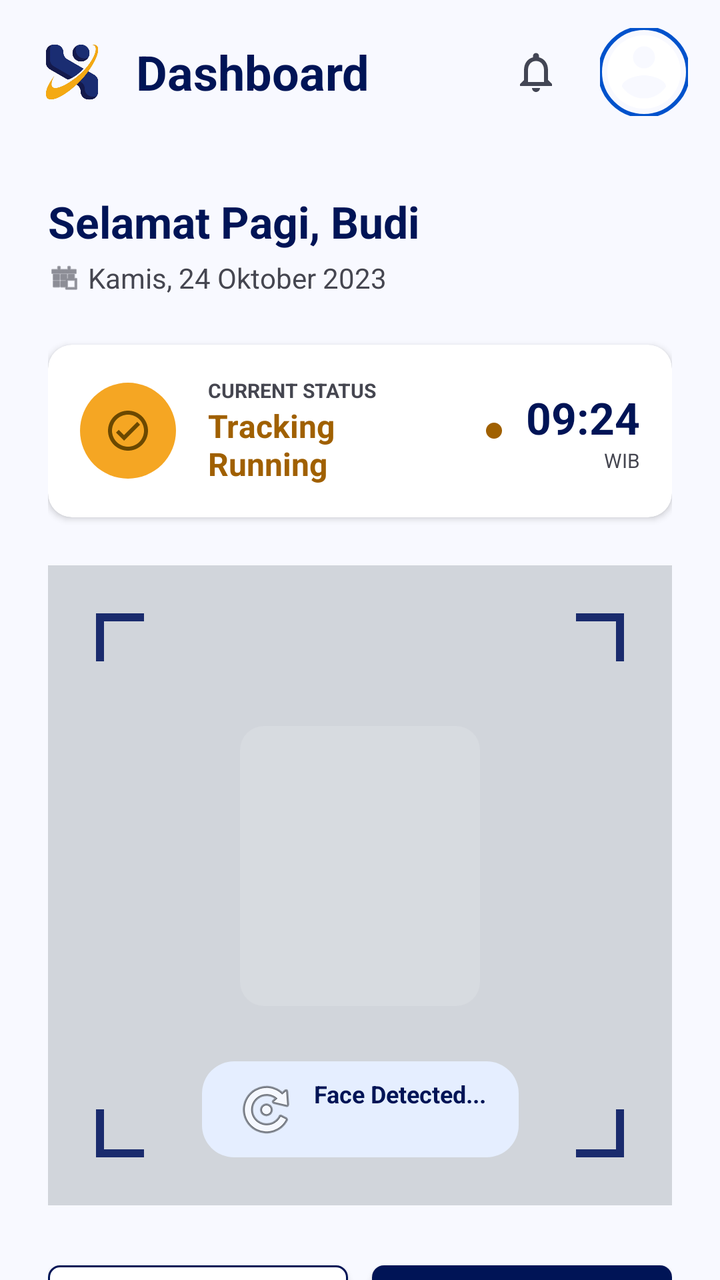
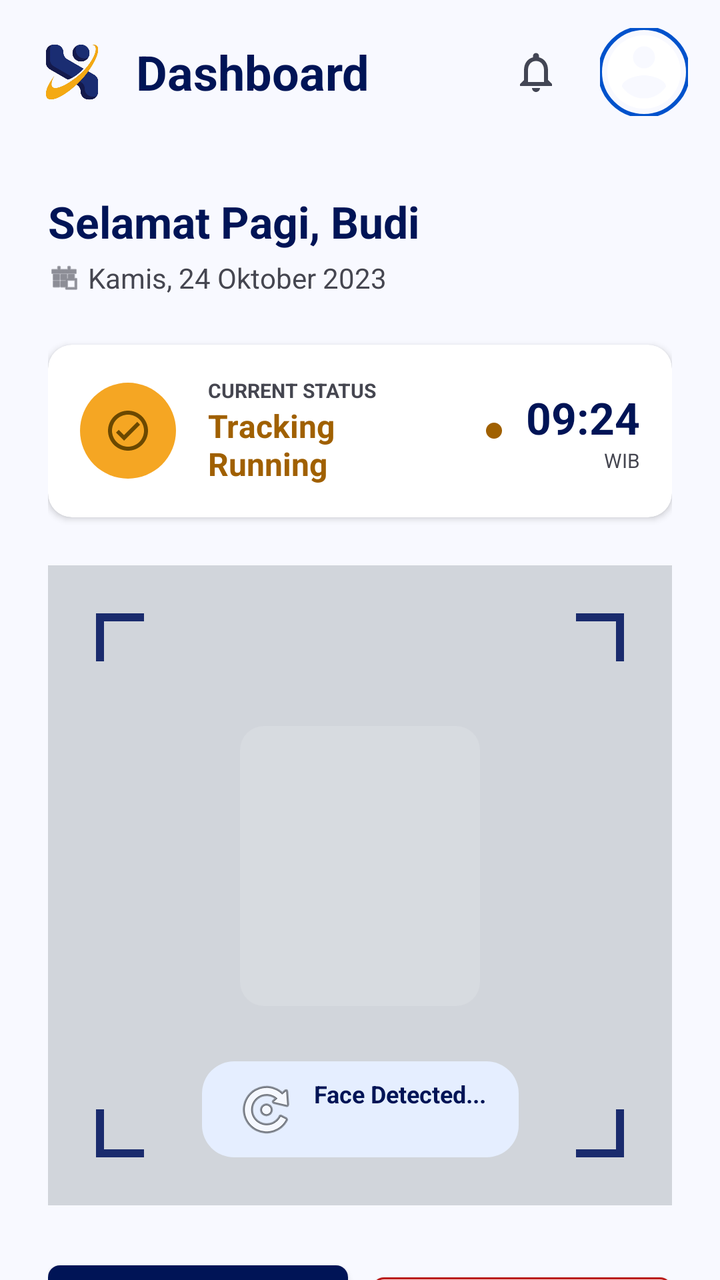

An Android layout rendered at two revisions. The XML below is the earlier revision; the diff shows what the commit changed to produce the second picture.
<!-- AndroidManifest.xml: application theme Theme.JavaTraining -->
<!-- res/layout/fragment_home.xml -->
<?xml version="1.0" encoding="utf-8"?>
<LinearLayout xmlns:android="http://schemas.android.com/apk/res/android"
    xmlns:app="http://schemas.android.com/apk/res-auto"
    android:layout_width="match_parent"
    android:layout_height="match_parent"
    android:orientation="vertical"
    android:background="@color/html_background"
    android:fitsSystemWindows="true">

    
    <com.google.android.material.appbar.AppBarLayout
        android:layout_width="match_parent"
        android:layout_height="wrap_content"
        android:background="@android:color/transparent"
        app:elevation="0dp">

        
        <androidx.constraintlayout.widget.ConstraintLayout
            android:layout_width="match_parent"
            android:layout_height="72dp"
            android:paddingHorizontal="16dp">

            <LinearLayout
                android:layout_width="wrap_content"
                android:layout_height="wrap_content"
                android:gravity="center_vertical"
                android:orientation="horizontal"
                app:layout_constraintBottom_toBottomOf="parent"
                app:layout_constraintStart_toStartOf="parent"
                app:layout_constraintTop_toTopOf="parent">

                <ImageView
                    android:layout_width="40dp"
                    android:layout_height="40dp"
                    android:layout_marginEnd="12dp"
                    android:src="@drawable/logo_face_recognition" />

                <TextView
                    android:layout_width="wrap_content"
                    android:layout_height="wrap_content"
                    android:text="Dashboard"
                    android:textColor="@color/html_primary"
                    android:textSize="24sp"
                    android:textStyle="bold" />
            </LinearLayout>

            <LinearLayout
                android:layout_width="wrap_content"
                android:layout_height="wrap_content"
                android:gravity="center_vertical"
                android:orientation="horizontal"
                app:layout_constraintBottom_toBottomOf="parent"
                app:layout_constraintEnd_toEndOf="parent"
                app:layout_constraintTop_toTopOf="parent">

                <ImageButton
                    android:layout_width="48dp"
                    android:layout_height="48dp"
                    android:layout_marginEnd="8dp"
                    android:background="?attr/selectableItemBackgroundBorderless"
                    android:src="@drawable/ic_notifications"
                    app:tint="@color/html_on_surface_variant_new" />

                <com.google.android.material.imageview.ShapeableImageView
                    android:layout_width="44dp"
                    android:layout_height="44dp"
                    android:clickable="true"
                    android:focusable="true"
                    android:foreground="?attr/selectableItemBackgroundBorderless"
                    android:scaleType="centerCrop"
                    android:src="@drawable/ic_avatar"
                    app:shapeAppearanceOverlay="@style/ShapeAppearance.Material3.Corner.Full"
                    app:strokeColor="@color/html_primary_container_new"
                    app:strokeWidth="2dp" />
            </LinearLayout>
        </androidx.constraintlayout.widget.ConstraintLayout>

    </com.google.android.material.appbar.AppBarLayout>

    <androidx.core.widget.NestedScrollView
        android:layout_width="match_parent"
        android:layout_height="0dp"
        android:layout_weight="1"
        android:paddingBottom="80dp"
        android:clipToPadding="false"
        android:fillViewport="true">

        <LinearLayout
            android:layout_width="match_parent"
            android:layout_height="wrap_content"
            android:orientation="vertical"
            android:paddingStart="24dp"
            android:paddingEnd="24dp"
            android:paddingTop="24dp"
            android:paddingBottom="24dp">

            
            <LinearLayout
                android:layout_width="match_parent"
                android:layout_height="wrap_content"
                android:orientation="vertical"
                android:layout_marginBottom="24dp">

                <TextView
                    android:layout_width="wrap_content"
                    android:layout_height="wrap_content"
                    android:text="Selamat Pagi, Budi"
                    android:textColor="@color/html_primary"
                    android:textSize="22sp"
                    android:textStyle="bold" />

                <LinearLayout
                    android:layout_width="wrap_content"
                    android:layout_height="wrap_content"
                    android:orientation="horizontal"
                    android:gravity="center_vertical"
                    android:layout_marginTop="4dp">

                    <ImageView
                        android:layout_width="16dp"
                        android:layout_height="16dp"
                        android:src="@android:drawable/ic_menu_today"
                        app:tint="@color/html_on_surface_variant" />

                    <TextView
                        android:id="@+id/tvDate"
                        android:layout_width="wrap_content"
                        android:layout_height="wrap_content"
                        android:layout_marginStart="4dp"
                        android:text="Kamis, 24 Oktober 2023"
                        android:textColor="@color/html_on_surface_variant"
                        android:textSize="14sp" />
                </LinearLayout>
            </LinearLayout>

            
            <com.google.android.material.card.MaterialCardView
                android:layout_width="match_parent"
                android:layout_height="wrap_content"
                android:layout_marginBottom="24dp"
                app:cardBackgroundColor="@color/html_surface_container_lowest"
                app:cardCornerRadius="12dp"
                app:cardElevation="2dp">

                <RelativeLayout
                    android:layout_width="match_parent"
                    android:layout_height="wrap_content"
                    android:padding="16dp">

                    <FrameLayout
                        android:id="@+id/iconStatus"
                        android:layout_width="48dp"
                        android:layout_height="48dp"
                        android:background="@drawable/bg_avatar_circle"
                        android:backgroundTint="#F5A623"
                        android:layout_centerVertical="true">

                        <ImageView
                            android:layout_width="24dp"
                            android:layout_height="24dp"
                            android:layout_gravity="center"
                            android:src="@drawable/ic_check_circle_outline"
                            app:tint="@color/html_on_secondary_container" />
                    </FrameLayout>

                    <LinearLayout
                        android:layout_width="wrap_content"
                        android:layout_height="wrap_content"
                        android:orientation="vertical"
                        android:layout_toEndOf="@id/iconStatus"
                        android:layout_marginStart="16dp"
                        android:layout_centerVertical="true">

                        <TextView
                            android:layout_width="wrap_content"
                            android:layout_height="wrap_content"
                            android:text="CURRENT STATUS"
                            android:textColor="@color/html_on_surface_variant"
                            android:textSize="10sp"
                            android:textStyle="bold" />

                        <TextView
                            android:layout_width="wrap_content"
                            android:layout_height="wrap_content"
                            android:text="Tracking\nRunning"
                            android:textColor="#A06000"
                            android:textSize="16sp"
                            android:textStyle="bold" />
                    </LinearLayout>

                    
                    <View
                        android:layout_width="8dp"
                        android:layout_height="8dp"
                        android:layout_toStartOf="@id/timeLayout"
                        android:layout_marginEnd="12dp"
                        android:layout_centerVertical="true"
                        android:background="@drawable/bg_avatar_circle"
                        android:backgroundTint="#A06000" />

                    <LinearLayout
                        android:id="@+id/timeLayout"
                        android:layout_width="wrap_content"
                        android:layout_height="wrap_content"
                        android:orientation="vertical"
                        android:layout_alignParentEnd="true"
                        android:layout_centerVertical="true"
                        android:gravity="end">

                        <TextView
                            android:id="@+id/tvLiveTime"
                            android:layout_width="wrap_content"
                            android:layout_height="wrap_content"
                            android:text="09:24"
                            android:textColor="@color/html_primary"
                            android:textSize="22sp"
                            android:textStyle="bold" />

                        <TextView
                            android:layout_width="wrap_content"
                            android:layout_height="wrap_content"
                            android:text="WIB"
                            android:textColor="@color/html_on_surface_variant"
                            android:textSize="10sp" />
                    </LinearLayout>

                </RelativeLayout>
            </com.google.android.material.card.MaterialCardView>

            
            <androidx.constraintlayout.widget.ConstraintLayout
                android:layout_width="match_parent"
                android:layout_height="320dp"
                android:background="#D1D5DB"
                android:layout_marginBottom="24dp">

                
                <View
                    android:layout_width="120dp"
                    android:layout_height="140dp"
                    app:layout_constraintTop_toTopOf="parent"
                    app:layout_constraintBottom_toBottomOf="parent"
                    app:layout_constraintStart_toStartOf="parent"
                    app:layout_constraintEnd_toEndOf="parent"
                    android:background="@drawable/bg_input_rounded"
                    android:backgroundTint="#22FFFFFF"
                    android:layout_marginTop="-20dp" />

                
                <View
                    android:layout_width="24dp"
                    android:layout_height="4dp"
                    android:background="@color/html_primary_container"
                    app:layout_constraintTop_toTopOf="parent"
                    app:layout_constraintStart_toStartOf="parent"
                    android:layout_margin="24dp" />
                <View
                    android:layout_width="4dp"
                    android:layout_height="24dp"
                    android:background="@color/html_primary_container"
                    app:layout_constraintTop_toTopOf="parent"
                    app:layout_constraintStart_toStartOf="parent"
                    android:layout_margin="24dp" />

                
                <View
                    android:layout_width="24dp"
                    android:layout_height="4dp"
                    android:background="@color/html_primary_container"
                    app:layout_constraintTop_toTopOf="parent"
                    app:layout_constraintEnd_toEndOf="parent"
                    android:layout_margin="24dp" />
                <View
                    android:layout_width="4dp"
                    android:layout_height="24dp"
                    android:background="@color/html_primary_container"
                    app:layout_constraintTop_toTopOf="parent"
                    app:layout_constraintEnd_toEndOf="parent"
                    android:layout_margin="24dp" />

                
                <View
                    android:layout_width="24dp"
                    android:layout_height="4dp"
                    android:background="@color/html_primary_container"
                    app:layout_constraintBottom_toBottomOf="parent"
                    app:layout_constraintStart_toStartOf="parent"
                    android:layout_margin="24dp" />
                <View
                    android:layout_width="4dp"
                    android:layout_height="24dp"
                    android:background="@color/html_primary_container"
                    app:layout_constraintBottom_toBottomOf="parent"
                    app:layout_constraintStart_toStartOf="parent"
                    android:layout_margin="24dp" />

                
                <View
                    android:layout_width="24dp"
                    android:layout_height="4dp"
                    android:background="@color/html_primary_container"
                    app:layout_constraintBottom_toBottomOf="parent"
                    app:layout_constraintEnd_toEndOf="parent"
                    android:layout_margin="24dp" />
                <View
                    android:layout_width="4dp"
                    android:layout_height="24dp"
                    android:background="@color/html_primary_container"
                    app:layout_constraintBottom_toBottomOf="parent"
                    app:layout_constraintEnd_toEndOf="parent"
                    android:layout_margin="24dp" />

                
                <TextView
                    android:layout_width="wrap_content"
                    android:layout_height="wrap_content"
                    android:text="Face Detected..."
                    android:textColor="@color/html_primary"
                    android:background="@drawable/bg_badge"
                    android:backgroundTint="#E5EEFF"
                    android:paddingHorizontal="16dp"
                    android:paddingVertical="8dp"
                    app:layout_constraintBottom_toBottomOf="parent"
                    app:layout_constraintStart_toStartOf="parent"
                    app:layout_constraintEnd_toEndOf="parent"
                    android:layout_marginBottom="24dp"
                    android:textStyle="bold"
                    android:textSize="12sp"
                    app:drawableStartCompat="@android:drawable/ic_menu_rotate"
                    android:drawablePadding="8dp" />

            </androidx.constraintlayout.widget.ConstraintLayout>

        
        <LinearLayout
            android:layout_width="match_parent"
            android:layout_height="wrap_content"
            android:orientation="horizontal"
            android:weightSum="2"
            android:layout_marginBottom="24dp">

            <com.google.android.material.button.MaterialButton
                android:layout_width="0dp"
                android:layout_height="54dp"
                android:layout_weight="1"
                android:layout_marginEnd="6dp"
                android:text="Start Break"
                android:textColor="@color/html_primary"
                android:textAllCaps="false"
                android:textSize="14sp"
                android:textStyle="bold"
                app:backgroundTint="@color/html_surface_container_lowest"
                app:strokeColor="@color/html_primary"
                app:strokeWidth="1dp"
                app:cornerRadius="6dp"
                app:icon="@drawable/ic_cancel_outline"
                app:iconTint="@color/html_primary"
                app:iconGravity="textStart" />

            <com.google.android.material.button.MaterialButton
                android:layout_width="0dp"
                android:layout_height="54dp"
                android:layout_weight="1"
                android:layout_marginStart="6dp"
                android:text="Check Out"
                android:textColor="@color/html_on_primary"
                android:textAllCaps="false"
                android:textSize="14sp"
                android:textStyle="bold"
                app:backgroundTint="@color/html_primary"
                app:cornerRadius="6dp"
                app:icon="@drawable/ic_exit"
                app:iconTint="@color/html_on_primary"
                app:iconGravity="textStart" />
        </LinearLayout>

        
        <LinearLayout
            android:layout_width="match_parent"
            android:layout_height="wrap_content"
            android:orientation="vertical">

            
            <com.google.android.material.card.MaterialCardView
                android:layout_width="match_parent"
                android:layout_height="wrap_content"
                android:layout_marginBottom="12dp"
                app:cardBackgroundColor="@color/html_surface_container_lowest"
                app:cardCornerRadius="12dp"
                app:cardElevation="2dp">

                <RelativeLayout
                    android:layout_width="match_parent"
                    android:layout_height="wrap_content"
                    android:padding="16dp">

                    <FrameLayout
                        android:id="@+id/iconTotal"
                        android:layout_width="48dp"
                        android:layout_height="48dp"
                        android:background="@drawable/bg_input_rounded"
                        android:backgroundTint="@color/html_primary"
                        android:layout_centerVertical="true">

                        <ImageView
                            android:layout_width="24dp"
                            android:layout_height="24dp"
                            android:layout_gravity="center"
                            android:src="@drawable/ic_schedule"
                            app:tint="@color/html_on_primary" />
                    </FrameLayout>

                    <LinearLayout
                        android:layout_width="wrap_content"
                        android:layout_height="wrap_content"
                        android:orientation="vertical"
                        android:layout_toEndOf="@id/iconTotal"
                        android:layout_marginStart="16dp"
                        android:layout_centerVertical="true">

                        <TextView
                            android:layout_width="wrap_content"
                            android:layout_height="wrap_content"
                            android:text="Total Work Hours"
                            android:textColor="@color/html_on_surface_variant"
                            android:textSize="10sp" />

                        <TextView
                            android:layout_width="wrap_content"
                            android:layout_height="wrap_content"
                            android:text="06:45:20"
                            android:textColor="@color/html_on_background"
                            android:textSize="22sp"
                            android:textStyle="bold" />
                    </LinearLayout>

                    <TextView
                        android:layout_width="wrap_content"
                        android:layout_height="wrap_content"
                        android:text="↑ On Track"
                        android:textColor="#A06000"
                        android:background="@drawable/bg_badge"
                        android:backgroundTint="#FFF3E0"
                        android:paddingHorizontal="12dp"
                        android:paddingVertical="6dp"
                        android:layout_alignParentEnd="true"
                        android:layout_centerVertical="true"
                        android:textSize="12sp" />
                </RelativeLayout>
            </com.google.android.material.card.MaterialCardView>

            
            <LinearLayout
                android:layout_width="match_parent"
                android:layout_height="wrap_content"
                android:orientation="horizontal"
                android:weightSum="2">

                
                <com.google.android.material.card.MaterialCardView
                    android:layout_width="0dp"
                    android:layout_height="wrap_content"
                    android:layout_weight="1"
                    android:layout_marginEnd="6dp"
                    app:cardBackgroundColor="@color/html_surface_container_lowest"
                    app:cardCornerRadius="12dp"
                    app:cardElevation="2dp">

                    <LinearLayout
                        android:layout_width="match_parent"
                        android:layout_height="wrap_content"
                        android:orientation="vertical"
                        android:padding="16dp">

                        <RelativeLayout
                            android:layout_width="match_parent"
                            android:layout_height="wrap_content"
                            android:layout_marginBottom="12dp">

                            <TextView
                                android:layout_width="wrap_content"
                                android:layout_height="wrap_content"
                                android:text="Check In"
                                android:textColor="@color/html_on_surface_variant"
                                android:textSize="12sp"
                                android:layout_centerVertical="true" />

                            <ImageView
                                android:layout_width="16dp"
                                android:layout_height="16dp"
                                android:src="@android:drawable/ic_menu_directions"
                                app:tint="@color/html_on_surface_variant"
                                android:layout_alignParentEnd="true"
                                android:layout_centerVertical="true" />
                        </RelativeLayout>

                        <TextView
                            android:layout_width="wrap_content"
                            android:layout_height="wrap_content"
                            android:text="08:00"
                            android:textColor="@color/html_on_background"
                            android:textSize="20sp"
                            android:textStyle="bold" />

                        <TextView
                            android:layout_width="wrap_content"
                            android:layout_height="wrap_content"
                            android:text="On Time"
                            android:textColor="@color/html_on_surface_variant"
                            android:textSize="10sp" />
                    </LinearLayout>
                </com.google.android.material.card.MaterialCardView>

                
                <com.google.android.material.card.MaterialCardView
                    android:layout_width="0dp"
                    android:layout_height="wrap_content"
                    android:layout_weight="1"
                    android:layout_marginStart="6dp"
                    app:cardBackgroundColor="@color/html_surface_container_lowest"
                    app:cardCornerRadius="12dp"
                    app:cardElevation="2dp">

                    <LinearLayout
                        android:layout_width="match_parent"
                        android:layout_height="wrap_content"
                        android:orientation="vertical"
                        android:padding="16dp">

                        <RelativeLayout
                            android:layout_width="match_parent"
                            android:layout_height="wrap_content"
                            android:layout_marginBottom="12dp">

                            <TextView
                                android:layout_width="wrap_content"
                                android:layout_height="wrap_content"
                                android:text="Break Time"
                                android:textColor="@color/html_on_surface_variant"
                                android:textSize="12sp"
                                android:layout_centerVertical="true" />

                            <ImageView
                                android:layout_width="16dp"
                                android:layout_height="16dp"
                                android:src="@android:drawable/ic_menu_agenda"
                                app:tint="@color/html_on_surface_variant"
                                android:layout_alignParentEnd="true"
                                android:layout_centerVertical="true" />
                        </RelativeLayout>

                        <TextView
                            android:layout_width="wrap_content"
                            android:layout_height="wrap_content"
                            android:text="--:--"
                            android:textColor="@color/html_on_background"
                            android:textSize="20sp"
                            android:textStyle="bold" />

                        <TextView
                            android:layout_width="wrap_content"
                            android:layout_height="wrap_content"
                            android:text="Not taken yet"
                            android:textColor="@color/html_on_surface_variant"
                            android:textSize="10sp" />
                    </LinearLayout>
                </com.google.android.material.card.MaterialCardView>
            </LinearLayout>

        </LinearLayout>
        </LinearLayout>
    </androidx.core.widget.NestedScrollView>
</LinearLayout>
<!-- resources referenced by this layout -->
<resources>
  <color name="html_background">#f8f9ff</color>
  <color name="html_on_background">#0b1c30</color>
  <color name="html_on_primary">#ffffff</color>
  <color name="html_on_secondary_container">#6b4800</color>
  <color name="html_on_surface_variant">#454650</color>
  <color name="html_on_surface_variant_new">#434654</color>
  <color name="html_primary">#001456</color>
  <color name="html_primary_container">#1a2b6d</color>
  <color name="html_primary_container_new">#0052cc</color>
  <color name="html_surface_container_lowest">#ffffff</color>
  <!-- drawable bg_avatar_circle (drawable) -->
  <shape xmlns:android="http://schemas.android.com/apk/res/android" android:shape="oval">
      <solid android:color="@color/dash_accent_orange" />
  </shape>
  <!-- drawable bg_badge (drawable) -->
  <?xml version="1.0" encoding="utf-8"?>
  <shape xmlns:android="http://schemas.android.com/apk/res/android">
      <solid android:color="#FFFFFF" />
      <corners android:radius="16dp" />
  </shape>
  <!-- drawable bg_input_rounded (drawable) -->
  <?xml version="1.0" encoding="utf-8"?>
  <shape xmlns:android="http://schemas.android.com/apk/res/android"
      android:shape="rectangle">
      <solid android:color="#F0F4F8" />
      <corners android:radius="12dp" />
  </shape>
  <!-- drawable ic_cancel_outline (drawable) -->
  <vector xmlns:android="http://schemas.android.com/apk/res/android"
      android:width="24dp"
      android:height="24dp"
      android:viewportWidth="24"
      android:viewportHeight="24">
    <path
        android:fillColor="@android:color/white"
        android:pathData="M12,2C6.47,2 2,6.47 2,12s4.47,10 10,10 10,-4.47 10,-10S17.53,2 12,2zM12,20c-4.41,0 -8,-3.59 -8,-8s3.59,-8 8,-8 8,3.59 8,8 -3.59,8 -8,8zM15.59,7L12,10.59 8.41,7 7,8.41 10.59,12 7,15.59 8.41,17 12,13.41 15.59,17 17,15.59 13.41,12 17,8.41z"/>
  </vector>
  <!-- drawable ic_check_circle_outline (drawable) -->
  <vector xmlns:android="http://schemas.android.com/apk/res/android"
      android:width="24dp"
      android:height="24dp"
      android:viewportWidth="24"
      android:viewportHeight="24">
    <path
        android:fillColor="@android:color/white"
        android:pathData="M12,2C6.48,2 2,6.48 2,12s4.48,10 10,10 10,-4.48 10,-10S17.52,2 12,2zM12,20c-4.41,0 -8,-3.59 -8,-8s3.59,-8 8,-8 8,3.59 8,8 -3.59,8 -8,8zM16.59,7.58L10,14.17l-2.59,-2.58L6,13l4,4 8,-8z"/>
  </vector>
  <!-- drawable ic_exit (drawable) -->
  <vector xmlns:android="http://schemas.android.com/apk/res/android"
      android:width="24dp"
      android:height="24dp"
      android:viewportWidth="24"
      android:viewportHeight="24"
      android:tint="#FFFFFF">
      <path
          android:fillColor="@android:color/white"
          android:pathData="M17,7l-1.41,1.41L18.17,11H8v2h10.17l-2.58,2.58L17,17l5,-5zM4,5h8V3H4c-1.1,0 -2,0.9 -2,2v14c0,1.1 0.9,2 2,2h8v-2H4V5z"/>
  </vector>
  <!-- drawable ic_schedule (drawable) -->
  <vector xmlns:android="http://schemas.android.com/apk/res/android"
      android:width="24dp"
      android:height="24dp"
      android:viewportWidth="24"
      android:viewportHeight="24">
    <path
        android:fillColor="@android:color/white"
        android:pathData="M11.99,2C6.47,2 2,6.48 2,12s4.47,10 9.99,10C17.52,22 22,17.52 22,12S17.52,2 11.99,2zM12,20c-4.42,0 -8,-3.58 -8,-8s3.58,-8 8,-8 8,3.58 8,8 -3.58,8 -8,8zM12.5,7H11v6l5.25,3.15 0.75,-1.23 -4.5,-2.67z"/>
  </vector>
  <color name="dash_accent_orange">#F4A912</color>
  <color name="colorPrimary">#1A2D72</color>
  <color name="colorPrimaryDark">#141A4C</color>
  <color name="textWhite">#FFFFFF</color>
  <color name="colorAccent">#F4A912</color>
  <color name="backgroundLight">#1A2D72</color>
  <color name="cardBackground">#283C90</color>
  <color name="textPrimary">#FFFFFF</color>
  <!-- unchanged entries left out for length: 4 -->
</resources>

<!-- the commit's change to res/layout/fragment_home.xml (unified diff, before → after) -->
@@ -62,6 +62,7 @@
                     app:tint="@color/html_on_surface_variant_new" />
 
                 <com.google.android.material.imageview.ShapeableImageView
+                    android:id="@+id/imgAvatar"
                     android:layout_width="44dp"
                     android:layout_height="44dp"
                     android:clickable="true"
@@ -180,6 +181,7 @@
                             android:textStyle="bold" />
 
                         <TextView
+                            android:id="@+id/tvCurrentStatus"
                             android:layout_width="wrap_content"
                             android:layout_height="wrap_content"
                             android:text="Tracking\nRunning"
@@ -340,37 +342,39 @@
             android:layout_marginBottom="24dp">
 
             <com.google.android.material.button.MaterialButton
+                android:id="@+id/btnCheckIn"
                 android:layout_width="0dp"
                 android:layout_height="54dp"
                 android:layout_weight="1"
                 android:layout_marginEnd="6dp"
-                android:text="Start Break"
-                android:textColor="@color/html_primary"
+                android:text="Check In"
+                android:textColor="@color/html_on_primary"
                 android:textAllCaps="false"
-                android:textSize="14sp"
+                android:textSize="16sp"
                 android:textStyle="bold"
-                app:backgroundTint="@color/html_surface_container_lowest"
-                app:strokeColor="@color/html_primary"
-                app:strokeWidth="1dp"
+                app:backgroundTint="@color/html_primary"
                 app:cornerRadius="6dp"
-                app:icon="@drawable/ic_cancel_outline"
-                app:iconTint="@color/html_primary"
+                app:icon="@drawable/ic_check_circle_outline"
+                app:iconTint="@color/html_on_primary"
                 app:iconGravity="textStart" />
 
             <com.google.android.material.button.MaterialButton
+                android:id="@+id/btnCheckOut"
                 android:layout_width="0dp"
                 android:layout_height="54dp"
                 android:layout_weight="1"
                 android:layout_marginStart="6dp"
                 android:text="Check Out"
-                android:textColor="@color/html_on_primary"
+                android:textColor="@color/html_error"
                 android:textAllCaps="false"
-                android:textSize="14sp"
+                android:textSize="16sp"
                 android:textStyle="bold"
-                app:backgroundTint="@color/html_primary"
+                app:backgroundTint="@color/html_error_container"
+                app:strokeColor="@color/html_error"
+                app:strokeWidth="1dp"
                 app:cornerRadius="6dp"
-                app:icon="@drawable/ic_exit"
-                app:iconTint="@color/html_on_primary"
+                app:icon="@drawable/ic_cancel_outline"
+                app:iconTint="@color/html_error"
                 app:iconGravity="textStart" />
         </LinearLayout>
 
<!-- resource entries referenced after the edit -->
@@ -1,6 +1,8 @@
 <!-- resources referenced by this layout -->
 <resources>
   <color name="html_background">#f8f9ff</color>
+  <color name="html_error">#ba1a1a</color>
+  <color name="html_error_container">#ffdad6</color>
   <color name="html_on_background">#0b1c30</color>
   <color name="html_on_primary">#ffffff</color>
   <color name="html_on_secondary_container">#6b4800</color>
@@ -47,17 +49,6 @@
         android:fillColor="@android:color/white"
         android:pathData="M12,2C6.48,2 2,6.48 2,12s4.48,10 10,10 10,-4.48 10,-10S17.52,2 12,2zM12,20c-4.41,0 -8,-3.59 -8,-8s3.59,-8 8,-8 8,3.59 8,8 -3.59,8 -8,8zM16.59,7.58L10,14.17l-2.59,-2.58L6,13l4,4 8,-8z"/>
   </vector>
-  <!-- drawable ic_exit (drawable) -->
-  <vector xmlns:android="http://schemas.android.com/apk/res/android"
-      android:width="24dp"
-      android:height="24dp"
-      android:viewportWidth="24"
-      android:viewportHeight="24"
-      android:tint="#FFFFFF">
-      <path
-          android:fillColor="@android:color/white"
-          android:pathData="M17,7l-1.41,1.41L18.17,11H8v2h10.17l-2.58,2.58L17,17l5,-5zM4,5h8V3H4c-1.1,0 -2,0.9 -2,2v14c0,1.1 0.9,2 2,2h8v-2H4V5z"/>
-  </vector>
   <!-- drawable ic_schedule (drawable) -->
   <vector xmlns:android="http://schemas.android.com/apk/res/android"
       android:width="24dp"
